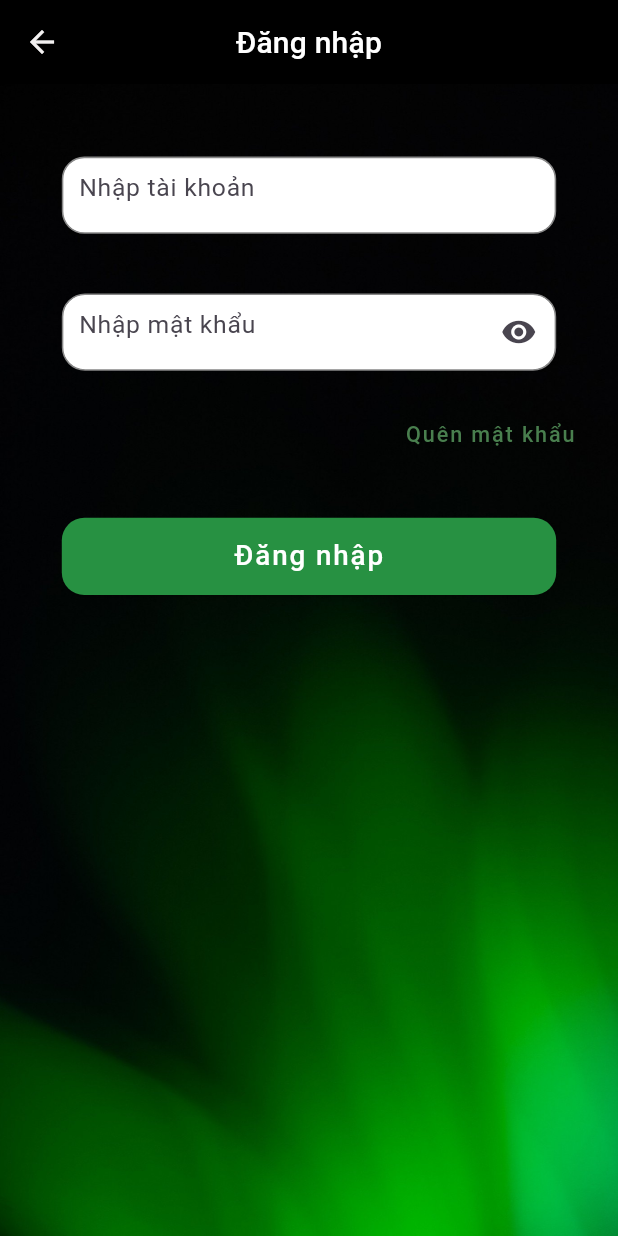
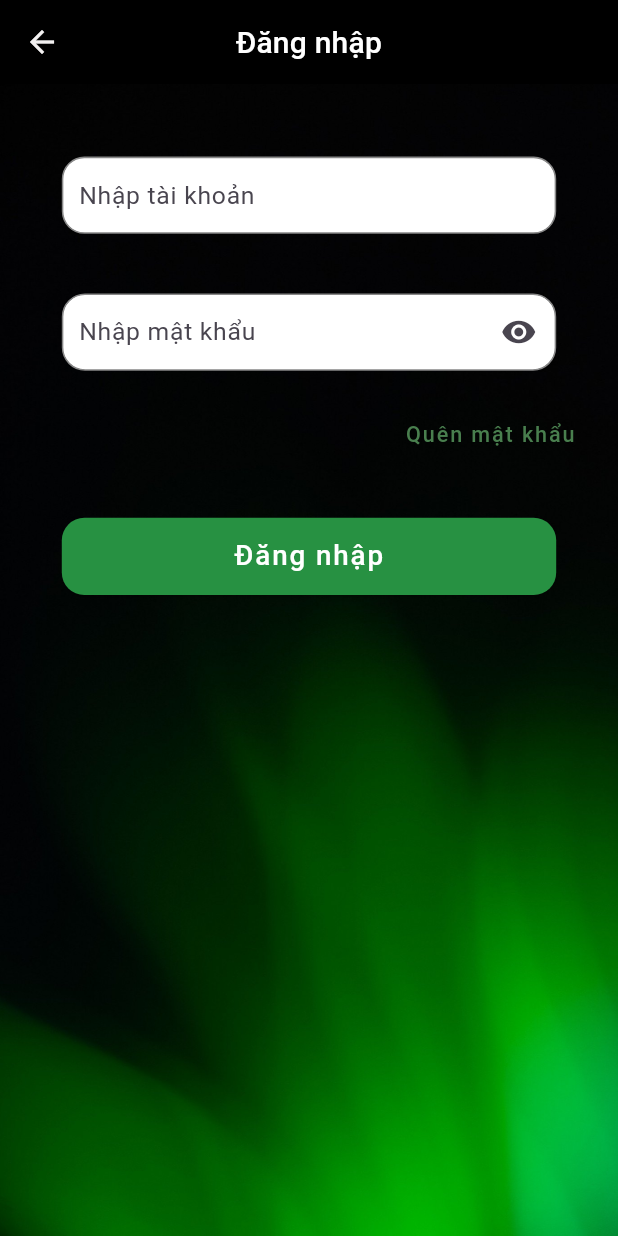
Before and after one commit to Bouncybear2409/ChamCong, a Flutter app: the LoginPage screen opened directly, on a phone screen of 412 x 824 dp. Run offline on Flutter 3.47's test engine with Material 3 defaults, Android fonts, the phone set to English and light mode, and no system bars; our stand-ins replace analog_clock, email_validator, flutter_screenutil, pinput.

```diff
--- a/chamcong/lib/component/button.dart/button.dart
+++ b/chamcong/lib/component/button.dart/button.dart
@@ -15,7 +15,9 @@ class ButtonComponent extends StatelessWidget {
   // ignore: prefer_typing_uninitialized_variables, non_constant_identifier_names
   final Function;
   final String text;
+  // ignore: non_constant_identifier_names
   final Color color_text;
+  // ignore: non_constant_identifier_names
   final Color color_button;
   @override
   Widget build(BuildContext context) {
--- a/chamcong/lib/forgot_password/verify/verify.dart
+++ b/chamcong/lib/forgot_password/verify/verify.dart
@@ -10,7 +10,7 @@ class VerifyPage extends StatelessWidget {
   Widget build(BuildContext context) {
     return Scaffold(
       appBar: AppBar(
-        iconTheme: IconThemeData(color: Colors.white),
+        iconTheme: const IconThemeData(color: Colors.white),
         centerTitle: true,
         backgroundColor: Colors.black,
         title: const Text(
--- a/chamcong/lib/home/clock.dart
+++ b/chamcong/lib/home/clock.dart
@@ -13,7 +13,7 @@ class Clock extends StatelessWidget {
       child: AnalogClock(
         decoration: BoxDecoration(
             border: Border.all(
-                width: 2.0.sp, color: Color.fromARGB(255, 15, 15, 15)),
+                width: 2.0.sp, color: const Color.fromARGB(255, 15, 15, 15)),
             color: Colors.white,
             shape: BoxShape.circle),
         width: 240.0.sp,
--- a/chamcong/lib/login/login_body.dart
+++ b/chamcong/lib/login/login_body.dart
@@ -124,7 +124,7 @@ class _LoginBodyState extends State<LoginBody> {
                     controller: usernameController,
                     decoration: InputDecoration(
                       contentPadding:
-                          EdgeInsets.symmetric(horizontal: 10.sp, vertical: 20),
+                          EdgeInsets.symmetric(horizontal: 10.sp, vertical: 10),
                       border: notificatitonUserText.isEmpty
                           ? InputBorder.none
                           : OutlineInputBorder(
@@ -163,7 +163,7 @@ class _LoginBodyState extends State<LoginBody> {
               Text(
                 notificatitonUserText,
                 style: TextStyle(
-                  color: Color(0xFFF96F6F),
+                  color: const Color(0xFFF96F6F),
                   fontSize: 12.sp,
                   fontFamily: 'Roboto',
                   fontWeight: FontWeight.w400,
@@ -179,7 +179,10 @@ class _LoginBodyState extends State<LoginBody> {
             decoration: ShapeDecoration(
               color: Colors.white,
               shape: RoundedRectangleBorder(
-                side: BorderSide(width: 1.sp, color: const Color(0xFF888888)),
+                side: BorderSide(
+                  width: 1.sp,
+                  color: const Color(0xFF888888),
+                ),
                 borderRadius: BorderRadius.circular(15.sp),
               ),
             ),
@@ -193,30 +196,38 @@ class _LoginBodyState extends State<LoginBody> {
                     obscureText: true,
                     decoration: InputDecoration(
                       suffixIcon: IconButton(
-                          onPressed: () {}, icon: Icon(Icons.remove_red_eye)),
+                        onPressed: () {},
+                        icon: const Icon(Icons.remove_red_eye),
+                      ),
                       contentPadding:
-                          EdgeInsets.symmetric(horizontal: 10.sp, vertical: 20),
+                          EdgeInsets.symmetric(horizontal: 10.sp, vertical: 10),
                       border: notificatitonPasswordText.isEmpty
                           ? InputBorder.none
                           : OutlineInputBorder(
                               borderRadius: BorderRadius.circular(13.sp),
-                              borderSide:
-                                  const BorderSide(width: 2, color: Colors.red),
+                              borderSide: const BorderSide(
+                                width: 2,
+                                color: Colors.red,
+                              ),
                             ),
                       hintText: 'Nhập mật khẩu',
                       enabledBorder: notificatitonPasswordText.isEmpty
                           ? InputBorder.none
                           : OutlineInputBorder(
                               borderRadius: BorderRadius.circular(13.sp),
-                              borderSide:
-                                  const BorderSide(width: 2, color: Colors.red),
+                              borderSide: const BorderSide(
+                                width: 2,
+                                color: Colors.red,
+                              ),
                             ),
                       focusedBorder: notificatitonPasswordText.isEmpty
                           ? InputBorder.none
                           : OutlineInputBorder(
                               borderRadius: BorderRadius.circular(13.sp),
-                              borderSide:
-                                  const BorderSide(width: 2, color: Colors.red),
+                              borderSide: const BorderSide(
+                                width: 2,
+                                color: Colors.red,
+                              ),
                             ),
                     ),
                   ),
@@ -234,7 +245,7 @@ class _LoginBodyState extends State<LoginBody> {
               Text(
                 notificatitonPasswordText,
                 style: TextStyle(
-                  color: Color(0xFFF96F6F),
+                  color: const Color(0xFFF96F6F),
                   fontSize: 12.sp,
                   fontFamily: 'Roboto',
                   fontWeight: FontWeight.w400,
--- a/chamcong/lib/login/login_page.dart
+++ b/chamcong/lib/login/login_page.dart
@@ -9,11 +9,12 @@ class LoginPage extends StatelessWidget {
 
   @override
   Widget build(BuildContext context) {
+    // ignore: non_constant_identifier_names
     void NavigateSplash() {
       Navigator.push(
         context,
         MaterialPageRoute(
-          builder: (context) => Splash(),
+          builder: (context) => const Splash(),
         ),
       );
     }
@@ -21,11 +22,11 @@ class LoginPage extends StatelessWidget {
     return Scaffold(
       appBar: AppBar(
         iconTheme: const IconThemeData(
-          color: const Color.fromARGB(255, 243, 241, 241),
+          color: Color.fromARGB(255, 243, 241, 241),
         ),
         leading: InkWell(
-          child: Icon(Icons.arrow_back),
           onTap: NavigateSplash,
+          child: const Icon(Icons.arrow_back),
         ),
         backgroundColor: Colors.black,
         centerTitle: true,
--- a/chamcong/lib/profile/profile.dart
+++ b/chamcong/lib/profile/profile.dart
@@ -29,7 +29,7 @@ class _ProfilePageState extends State<ProfilePage> {
         content: Text(
           'Bạn có chắc muốn đăng xuất!',
           style: TextStyle(
-            color: Color.fromARGB(255, 80, 80, 81),
+            color: const Color.fromARGB(255, 80, 80, 81),
             fontSize: 14.sp,
             fontFamily: 'Roboto',
             fontWeight: FontWeight.w400,
@@ -68,11 +68,11 @@ class _ProfilePageState extends State<ProfilePage> {
     return Scaffold(
       appBar: AppBar(
         automaticallyImplyLeading: false,
-        title: Text(
+        title: const Text(
           'Tài khoản',
           style: TextStyle(color: Colors.white),
         ),
-        flexibleSpace: AppbarComponent(),
+        flexibleSpace: const AppbarComponent(),
         backgroundColor: Colors.transparent,
         centerTitle: true,
       ),
```
Also changed, not shown: chamcong/lib/new_pass/new_password.dart (+19 -4 lines), chamcong/lib/splash/splash.dart (+4 -8 lines).
